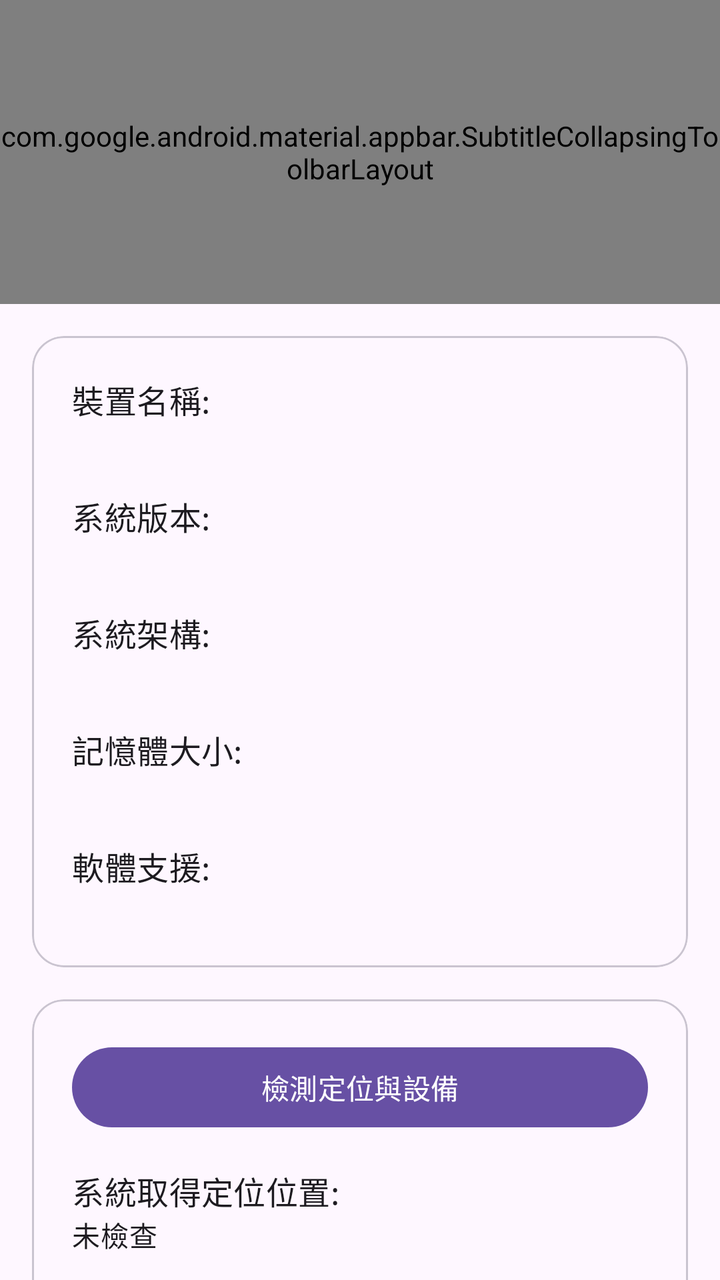
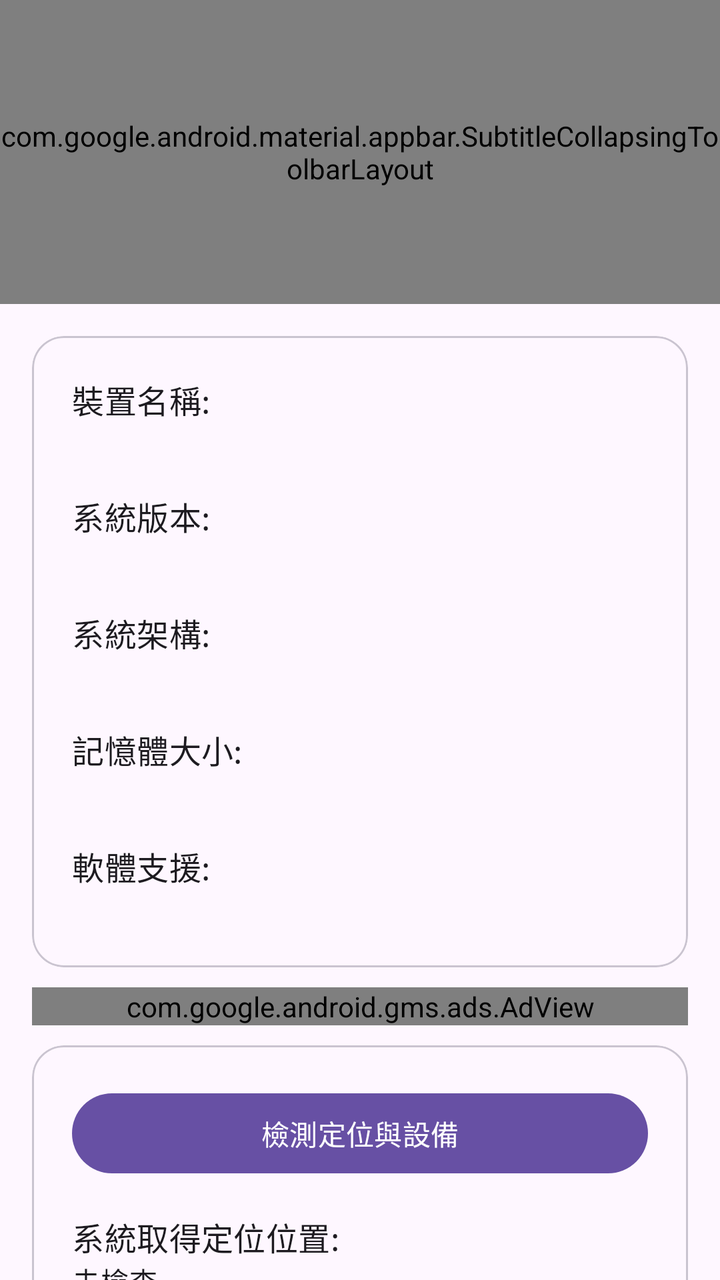

An Android layout rendered at two revisions. The XML below is the earlier revision; the diff shows what the commit changed to produce the second picture.
<!-- AndroidManifest.xml: application theme Theme.DynamicColors -->
<!-- res/layout/fragment_home.xml -->
<?xml version="1.0" encoding="utf-8"?>
<androidx.coordinatorlayout.widget.CoordinatorLayout xmlns:android="http://schemas.android.com/apk/res/android"
    xmlns:app="http://schemas.android.com/apk/res-auto"
    xmlns:tools="http://schemas.android.com/tools"
    android:layout_width="match_parent"
    android:layout_height="match_parent"
    tools:context=".fragment.Home">

    <com.google.android.material.appbar.AppBarLayout
        android:id="@+id/appBarLayout"
        android:layout_width="match_parent"
        android:layout_height="wrap_content"
        android:fitsSystemWindows="true">

        <com.google.android.material.appbar.SubtitleCollapsingToolbarLayout
            android:id="@+id/toolbar_layout"
            style="?attr/collapsingToolbarLayoutLargeStyle"
            android:layout_width="match_parent"
            android:layout_height="?collapsingToolbarLayoutLargeSize"
            app:layout_scrollFlags="scroll|exitUntilCollapsed"
            app:subtitle="@string/app_name"
            app:title="@string/app_name_short"
            app:titleCollapseMode="scale">

            <com.google.android.material.appbar.MaterialToolbar
                android:id="@+id/toolbar"
                android:layout_width="match_parent"
                android:layout_height="?attr/actionBarSize"
                app:layout_collapseMode="pin"/>

        </com.google.android.material.appbar.SubtitleCollapsingToolbarLayout>

    </com.google.android.material.appbar.AppBarLayout>

    <FrameLayout
        android:layout_width="match_parent"
        android:layout_height="wrap_content"
        app:layout_behavior="@string/appbar_scrolling_view_behavior"
        tools:ignore="MissingPrefix">

        <androidx.core.widget.NestedScrollView
            android:layout_width="match_parent"
            android:layout_height="wrap_content">

            <GridLayout
                android:id="@+id/gridLayout"
                android:layout_width="match_parent"
                android:layout_height="wrap_content"
                android:columnCount="1"
                android:padding="16dp">

                <com.google.android.material.card.MaterialCardView
                    android:layout_width="0dp"
                    android:layout_height="wrap_content"
                    android:layout_gravity="fill"
                    android:layout_columnWeight="1"
                    android:checkable="true"
                    android:clickable="true"
                    android:focusable="true"
                    app:cardCornerRadius="16dp">

                    <LinearLayout
                        android:layout_width="match_parent"
                        android:layout_height="wrap_content"
                        android:orientation="vertical"
                        android:padding="20dp">

                        <TextView
                            android:layout_width="match_parent"
                            android:layout_height="wrap_content"
                            android:text="@string/androidDevices"
                            android:textAppearance="?attr/textAppearanceTitleMedium" />

                        <TextView
                            android:id="@+id/android_devices"
                            android:layout_width="match_parent"
                            android:layout_height="wrap_content"
                            android:layout_marginBottom="16dp"
                            android:textAppearance="?attr/textAppearanceBodyMedium" />

                        <TextView
                            android:layout_width="match_parent"
                            android:layout_height="wrap_content"
                            android:text="@string/androidVersion"
                            android:textAppearance="?attr/textAppearanceTitleMedium" />

                        <TextView
                            android:id="@+id/android_version"
                            android:layout_width="match_parent"
                            android:layout_height="wrap_content"
                            android:layout_marginBottom="16dp"
                            android:textAppearance="?attr/textAppearanceBodyMedium" />

                        <TextView
                            android:layout_width="match_parent"
                            android:layout_height="wrap_content"
                            android:text="@string/androidAbi"
                            android:textAppearance="?attr/textAppearanceTitleMedium" />

                        <TextView
                            android:id="@+id/android_abi"
                            android:layout_width="match_parent"
                            android:layout_height="wrap_content"
                            android:layout_marginBottom="16dp"
                            android:textAppearance="?attr/textAppearanceBodyMedium" />

                        <TextView
                            android:layout_width="match_parent"
                            android:layout_height="wrap_content"
                            android:text="@string/androidRamSize"
                            android:textAppearance="?attr/textAppearanceTitleMedium" />

                        <TextView
                            android:id="@+id/android_ramSize"
                            android:layout_width="match_parent"
                            android:layout_height="wrap_content"
                            android:layout_marginBottom="16dp"
                            android:textAppearance="?attr/textAppearanceBodyMedium" />

                        <TextView
                            android:layout_width="match_parent"
                            android:layout_height="wrap_content"
                            android:text="@string/androidARM64Supper"
                            android:textAppearance="?attr/textAppearanceTitleMedium" />

                        <TextView
                            android:id="@+id/android_pgtoolsSupper"
                            android:layout_width="match_parent"
                            android:layout_height="wrap_content"
                            android:textAppearance="?attr/textAppearanceBodyMedium" />
                    </LinearLayout>
                </com.google.android.material.card.MaterialCardView>

                <Space
                    android:layout_width="16dp"
                    android:layout_height="16dp"
                    android:layout_gravity="center" />

                <com.google.android.material.card.MaterialCardView
                    android:id="@+id/check"
                    android:layout_width="0dp"
                    android:layout_height="wrap_content"
                    android:layout_gravity="fill"
                    android:layout_columnWeight="1"
                    android:checkable="true"
                    android:clickable="true"
                    android:focusable="true"
                    app:cardCornerRadius="16dp">

                    <LinearLayout
                        android:layout_width="match_parent"
                        android:layout_height="wrap_content"
                        android:orientation="vertical"
                        android:padding="20dp">

                        <Button
                            android:id="@+id/check_location"
                            style="@style/Widget.Material3.Button"
                            android:layout_width="match_parent"
                            android:layout_height="wrap_content"
                            android:layout_marginBottom="16dp"
                            android:text="@string/check_button" />

                        <LinearLayout
                            android:layout_width="match_parent"
                            android:layout_height="wrap_content"
                            android:orientation="vertical">

                            <LinearLayout
                                android:id="@+id/check_information"
                                android:layout_width="match_parent"
                                android:layout_height="wrap_content"
                                android:orientation="vertical">

                                <TextView
                                    android:layout_width="match_parent"
                                    android:layout_height="wrap_content"
                                    android:text="@string/checkTitle_DetectLocationStatus"
                                    android:textAppearance="?attr/textAppearanceTitleMedium" />

                                <TextView
                                    android:id="@+id/location_system"
                                    android:layout_width="match_parent"
                                    android:layout_height="wrap_content"
                                    android:layout_marginBottom="16dp"
                                    android:text="@string/notChecked"
                                    android:textAppearance="?attr/textAppearanceBodyMedium" />

                                <TextView
                                    android:layout_width="match_parent"
                                    android:layout_height="wrap_content"
                                    android:text="@string/checkTitle_deviceIsRoot"
                                    android:textAppearance="?attr/textAppearanceTitleMedium" />

                                <TextView
                                    android:id="@+id/check_root"
                                    android:layout_width="match_parent"
                                    android:layout_height="wrap_content"
                                    android:layout_marginBottom="16dp"
                                    android:text="@string/notChecked"
                                    android:textAppearance="?attr/textAppearanceBodyMedium" />
                            </LinearLayout>

                            <Button
                                android:id="@+id/check_safetynet"
                                style="?attr/materialButtonOutlinedStyle"
                                android:layout_width="match_parent"
                                android:layout_height="wrap_content"
                                android:layout_marginBottom="8dp"
                                android:text="@string/check_devicesAPI" />

                            <Button
                                android:id="@+id/check_appList"
                                style="?attr/materialButtonOutlinedStyle"
                                android:layout_width="match_parent"
                                android:layout_height="wrap_content"
                                android:text="@string/check_appList" />
                        </LinearLayout>
                    </LinearLayout>
                </com.google.android.material.card.MaterialCardView>
            </GridLayout>
        </androidx.core.widget.NestedScrollView>
    </FrameLayout>
</androidx.coordinatorlayout.widget.CoordinatorLayout>
<!-- resources referenced by this layout -->
<resources>
  <string name="androidARM64Supper">軟體支援:</string>
  <string name="androidAbi">系統架構:</string>
  <string name="androidDevices">裝置名稱:</string>
  <string name="androidRamSize">記憶體大小:</string>
  <string name="androidVersion">系統版本:</string>
  <string name="app_name">PoGo管理器【老K刷機工場】</string>
  <string name="app_name_short">PoGo管理器</string>
  <string name="checkTitle_DetectLocationStatus">系統取得定位位置:</string>
  <string name="checkTitle_deviceIsRoot">偵測ROOT環境:</string>
  <string name="check_appList">App列表測試</string>
  <string name="check_button">檢測定位與設備</string>
  <string name="check_devicesAPI">檢測設備完整性</string>
  <string name="notChecked">未檢查</string>
  <style name="Theme.DynamicColors" parent="Theme.Material3.DayNight.NoActionBar">
          
          
  
          <item name="android:navigationBarColor">@android:color/transparent</item>
          <item name="android:statusBarColor">@android:color/transparent</item>
          <item name="android:windowLightStatusBar">?attr/isLightTheme</item>
  
          <item name="preferenceTheme">@style/ThemeOverlay.App.Preference</item>
      </style>
  <style name="ThemeOverlay.App.Preference" parent="PreferenceThemeOverlay">
          <item name="switchPreferenceCompatStyle">@style/PreferenceMaterialSwitch</item>
      </style>
  <style name="PreferenceMaterialSwitch" parent="@style/Preference.SwitchPreferenceCompat.Material">
          <item name="widgetLayout">@layout/preference_switch</item>
      </style>
</resources>

<!-- the commit's change to res/layout/fragment_home.xml (unified diff, before → after) -->
@@ -131,10 +131,15 @@
                     </LinearLayout>
                 </com.google.android.material.card.MaterialCardView>
 
-                <Space
-                    android:layout_width="16dp"
-                    android:layout_height="16dp"
-                    android:layout_gravity="center" />
+                <com.google.android.gms.ads.AdView
+                    android:id="@+id/ad_banner"
+                    android:layout_width="match_parent"
+                    android:layout_height="wrap_content"
+                    android:layout_marginTop="10dp"
+                    android:layout_marginBottom="10dp"
+                    app:adSize="BANNER"
+                    app:adUnitId="ca-app-pub-9117573027413270/5090025289"
+                    app:layout_constraintBottom_toBottomOf="parent" />
 
                 <com.google.android.material.card.MaterialCardView
                     android:id="@+id/check"
<!-- resource entries referenced after the edit -->
@@ -9,7 +9,7 @@
   <string name="app_name_short">PoGo管理器</string>
   <string name="checkTitle_DetectLocationStatus">系統取得定位位置:</string>
   <string name="checkTitle_deviceIsRoot">偵測ROOT環境:</string>
-  <string name="check_appList">App列表測試</string>
+  <string name="check_appList">設備環境測試</string>
   <string name="check_button">檢測定位與設備</string>
   <string name="check_devicesAPI">檢測設備完整性</string>
   <string name="notChecked">未檢查</string>
